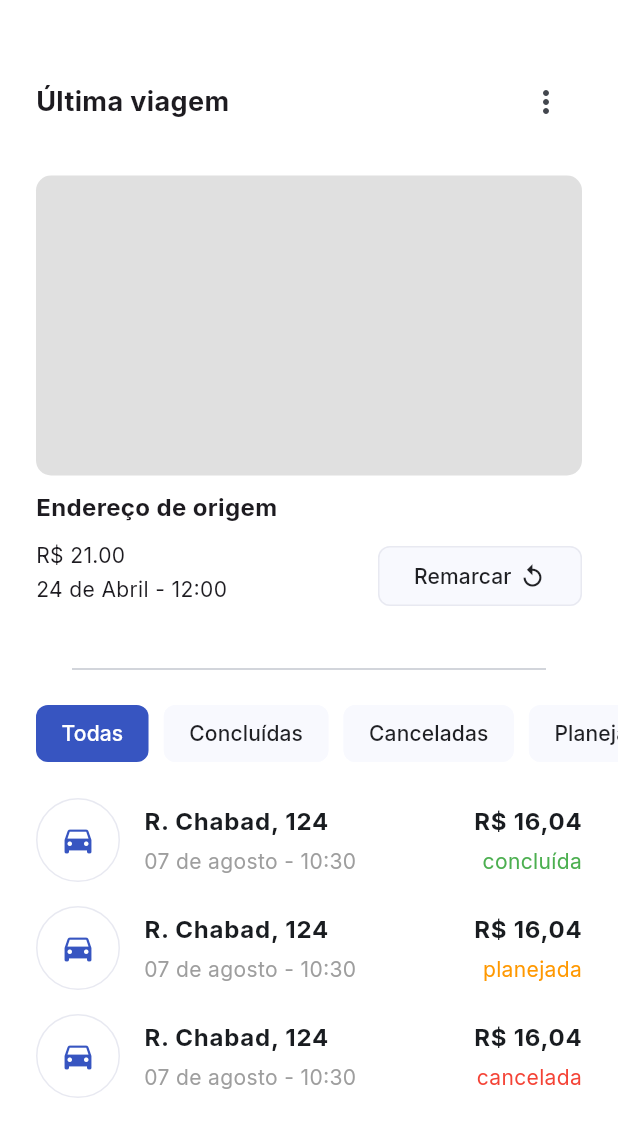
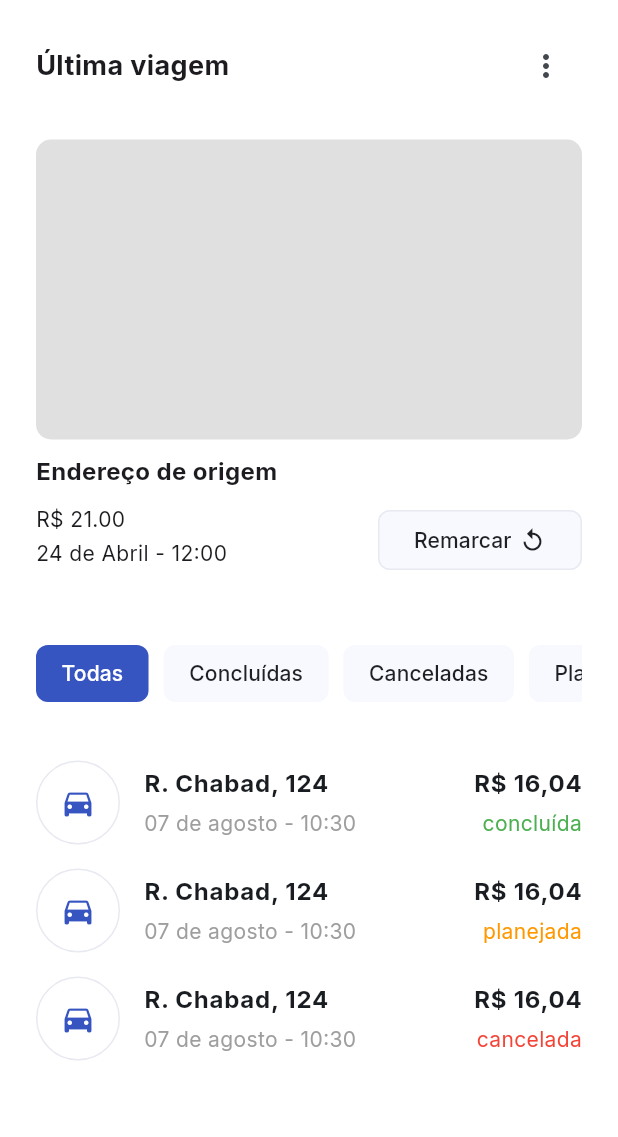
Before and after one commit to LosSantosBoys/PontoAPonto, a Flutter app: the HistoryPage widget shown alone on an empty page, opened directly, on a phone screen of 412 x 824 dp. Shown: the top 1137 px of the screen. Run offline on Flutter 3.47's test engine with Material 3 defaults, Android fonts, the phone set to English and light mode, and no system bars; our stand-ins replace cached_network_image, dio, flutter_dotenv, flutter_secure_storage, geocoding, geolocator and 5 more; accounts and stored records are empty.

Commit message:
remove scaffold

```diff
--- a/lib/features/home/pages/history_page.dart
+++ b/lib/features/home/pages/history_page.dart
@@ -43,14 +43,11 @@ class _HistoryPageState extends State<HistoryPage> {
 
   @override
   Widget build(BuildContext context) {
-    return Scaffold(
-      body: SingleChildScrollView(
-        padding: const EdgeInsets.symmetric(vertical: 24),
+    return SingleChildScrollView(
       child: Column(
         children: [
           Section(
             title: "Última viagem",
-              padding: const EdgeInsets.symmetric(vertical: 10, horizontal: 24),
             action: IconButton(
               onPressed: () {},
               icon: const Icon(Icons.more_vert),
@@ -120,14 +117,16 @@ class _HistoryPageState extends State<HistoryPage> {
             ),
           ),
           const SizedBox(height: 10),
-            const Divider(endIndent: 48, indent: 48),
-            const SizedBox(height: 10),
-            SizedBox(
+          Section(
+            padding: EdgeInsets.zero,
+            titleWidget: Padding(
+              padding: const EdgeInsets.symmetric(vertical: 10, horizontal: 24),
+              child: SizedBox(
                 height: 50,
                 child: ListView(
                   shrinkWrap: true,
                   scrollDirection: Axis.horizontal,
-                padding: const EdgeInsets.symmetric(horizontal: 24),
+                  padding: EdgeInsets.zero,
                   children: [
                     RawChip(
                       label: Text(
@@ -180,8 +179,8 @@ class _HistoryPageState extends State<HistoryPage> {
                   ],
                 ),
               ),
-            const SizedBox(height: 10),
-            SizedBox(
+            ),
+            child: SizedBox(
               width: double.infinity,
               height: 600,
               child: PageView(
@@ -260,8 +259,8 @@ class _HistoryPageState extends State<HistoryPage> {
                 ],
               ),
             ),
+          ),
         ],
-        ),
       ),
     );
   }
```
Lines whose indentation alone changed are shown as unchanged.
